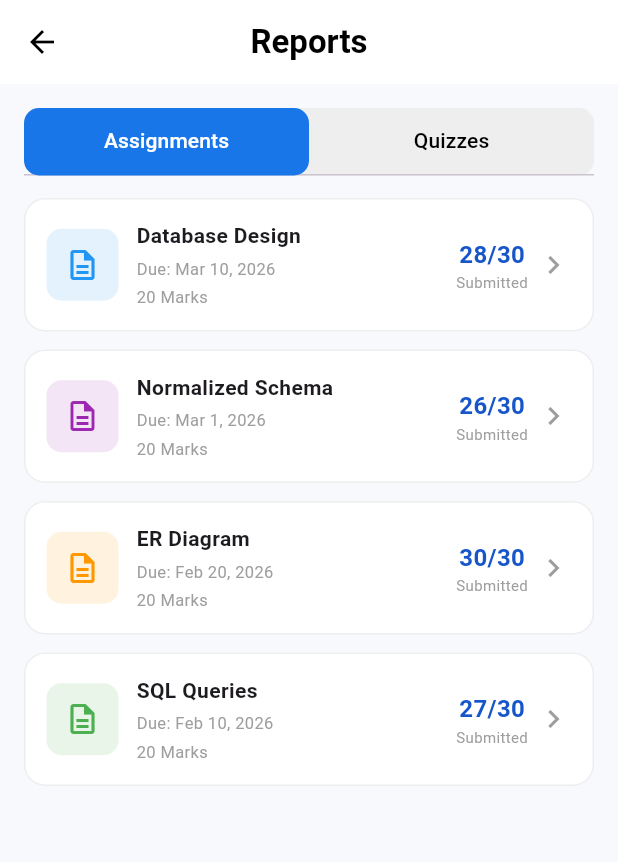
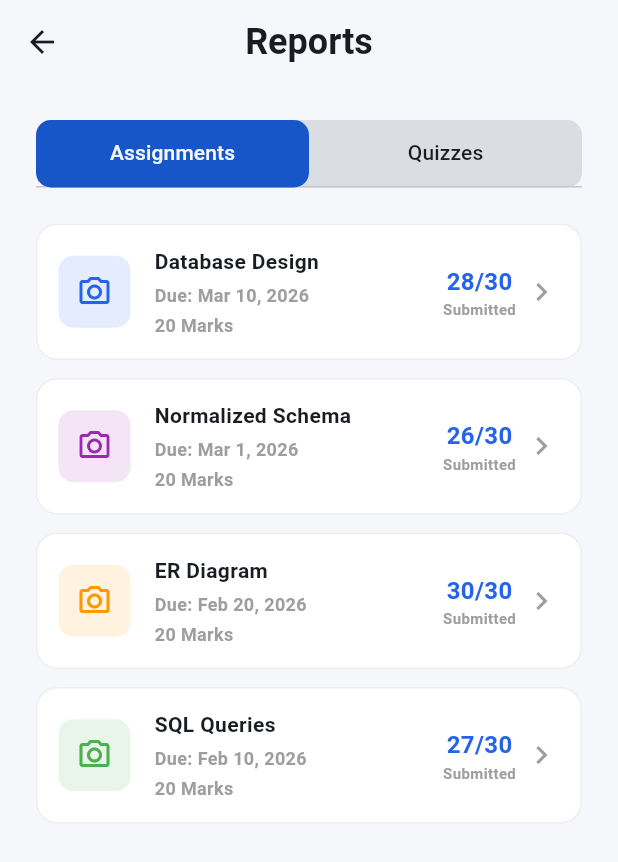
Before and after one commit to Masaud-Ahmad/XwanEdu, a Flutter app: the TeacherReportScreen screen opened directly, on a phone screen of 412 x 824 dp. Shown: the top 862 px of the screen. Run offline on Flutter 3.47's test engine with Material 3 defaults, Android fonts, the phone set to English and light mode, and no system bars; our stand-ins replace get, lottie.

Commit message:
Make reusable widget in teacher screen and set small components

```diff
--- a/lib/constant/colors.dart
+++ b/lib/constant/colors.dart
@@ -47,4 +47,6 @@ class AppColors {
 
   static const Color info = Color(0xFF2563EB);
   static const Color infoLight = Color(0xFFDBEAFE);
+
+  static const Color greyColor = Colors.grey;
 }
--- a/lib/feature/classroom/view/specificclass/widgets/gridviewitems.dart
+++ b/lib/feature/classroom/view/specificclass/widgets/gridviewitems.dart
@@ -6,7 +6,6 @@ import 'package:xwanedu/constant/colors.dart';
 import 'package:xwanedu/constant/size.dart';
 import 'package:xwanedu/constant/text_constant.dart';
 import 'package:xwanedu/feature/assignment/view/teacher/teacher_assignment.dart';
-import 'package:xwanedu/feature/report/view/students/students_report.dart';
 import 'package:xwanedu/feature/report/view/teacher/teacher_report.dart';
 import 'package:xwanedu/feature/resources/resources.dart';
 
--- a/lib/feature/report/view/teacher/teacher_give_marks.dart
+++ b/lib/feature/report/view/teacher/teacher_give_marks.dart
@@ -1,4 +1,5 @@
 import 'package:flutter/material.dart';
+import 'package:xwanedu/feature/report/view/teacher/widget/students_marks_card.dart';
 
 class GiveMarksScreen extends StatelessWidget {
   const GiveMarksScreen({
@@ -105,7 +106,7 @@ class GiveMarksScreen extends StatelessWidget {
             Expanded(
               child: ListView(
                 children: [
-                  studentMarkTile(
+                  StudentMarkTile(
                     name: 'Ahmed Khan',
                     rollNumber: '23PWCSE2210',
                     initials: 'AH',
@@ -114,7 +115,7 @@ class GiveMarksScreen extends StatelessWidget {
                     color: Colors.blue,
                   ),
 
-                  studentMarkTile(
+                  StudentMarkTile(
                     name: 'Sara Ali',
                     rollNumber: '23PWCSE2211',
                     initials: 'SA',
@@ -123,7 +124,7 @@ class GiveMarksScreen extends StatelessWidget {
                     color: Colors.purple,
                   ),
 
-                  studentMarkTile(
+                  StudentMarkTile(
                     name: 'Fatima Ahmad',
                     rollNumber: '23PWCSE2212',
                     initials: 'FA',
@@ -132,7 +133,7 @@ class GiveMarksScreen extends StatelessWidget {
                     color: Colors.green,
                   ),
 
-                  studentMarkTile(
+                  StudentMarkTile(
                     name: 'Hamza Raza',
                     rollNumber: '23PWCSE2213',
                     initials: 'HA',
@@ -141,7 +142,7 @@ class GiveMarksScreen extends StatelessWidget {
                     color: Colors.orange,
                   ),
 
-                  studentMarkTile(
+                  StudentMarkTile(
                     name: 'Ayesha Latif',
                     rollNumber: '23PWCSE2214',
                     initials: 'AL',
@@ -183,82 +184,8 @@ class GiveMarksScreen extends StatelessWidget {
       ),
     );
   }
+}
 
   // ============================================
   // STUDENT TILE
   // ============================================
-
-  Widget studentMarkTile({
-    required String name,
-    required String rollNumber,
-    required String initials,
-    required String marks,
-    required int totalMarks,
-    required Color color,
-  }) {
-    return Padding(
-      padding: const EdgeInsets.only(bottom: 15),
-
-      child: Row(
-        children: [
-          // STUDENT AVATAR
-          CircleAvatar(
-            radius: 22,
-
-            backgroundColor: color.withValues(alpha: 0.15),
-
-            child: Text(
-              initials,
-              style: TextStyle(color: color, fontWeight: FontWeight.bold),
-            ),
-          ),
-
-          const SizedBox(width: 12),
-
-          // STUDENT DETAILS
-          Expanded(
-            child: Column(
-              crossAxisAlignment: CrossAxisAlignment.start,
-
-              children: [
-                Text(name, style: const TextStyle(fontWeight: FontWeight.w600)),
-
-                const SizedBox(height: 3),
-
-                Text(
-                  rollNumber,
-                  style: const TextStyle(color: Colors.grey, fontSize: 11),
-                ),
-              ],
-            ),
-          ),
-
-          // MARKS FIELD
-          SizedBox(
-            width: 55,
-            height: 42,
-
-            child: TextField(
-              textAlign: TextAlign.center,
-              keyboardType: TextInputType.number,
-
-              decoration: InputDecoration(
-                hintText: marks,
-
-                contentPadding: EdgeInsets.zero,
-
-                border: OutlineInputBorder(
-                  borderRadius: BorderRadius.circular(8),
-                ),
-              ),
-            ),
-          ),
-
-          const SizedBox(width: 6),
-
-          Text('/$totalMarks', style: const TextStyle(color: Colors.grey)),
-        ],
-      ),
-    );
-  }
-}
--- a/lib/feature/report/view/teacher/teacher_report.dart
+++ b/lib/feature/report/view/teacher/teacher_report.dart
@@ -1,5 +1,8 @@
 import 'package:flutter/material.dart';
-import 'package:xwanedu/feature/report/view/teacher/teacher_give_marks.dart';
+import 'package:xwanedu/common/widgets/edutext/edutext.dart';
+import 'package:xwanedu/constant/colors.dart';
+import 'package:xwanedu/constant/size.dart';
+import 'package:xwanedu/feature/report/view/teacher/widget/report_card.dart';
 
 class TeacherReportScreen extends StatefulWidget {
   const TeacherReportScreen({super.key});
@@ -14,21 +17,22 @@ class _TeacherReportScreenState extends State<TeacherReportScreen> {
     return DefaultTabController(
       length: 2,
       child: Scaffold(
-        backgroundColor: const Color(0xFFF8F9FC),
+        backgroundColor: AppColors.background,
 
         appBar: AppBar(
-          backgroundColor: Colors.white,
-          foregroundColor: Colors.black,
+          backgroundColor: AppColors.background,
+          foregroundColor: AppColors.onSurface,
           elevation: 0,
           centerTitle: true,
-          title: const Text(
-            'Reports',
-            style: TextStyle(fontWeight: FontWeight.bold),
+          title: const EduText(
+            name: 'Reports',
+            fontSize: SizeConstant.lg,
+            fontcolor: AppColors.onSurface,
           ),
         ),
 
         body: Padding(
-          padding: const EdgeInsets.all(16),
+          padding: const EdgeInsets.all(SizeConstant.lg),
 
           child: Column(
             children: [
@@ -36,7 +40,7 @@ class _TeacherReportScreenState extends State<TeacherReportScreen> {
               Container(
                 height: 45,
                 decoration: BoxDecoration(
-                  color: Colors.grey.shade200,
+                  color: const Color.fromARGB(255, 218, 221, 226),
                   borderRadius: BorderRadius.circular(10),
                 ),
 
@@ -44,12 +48,12 @@ class _TeacherReportScreenState extends State<TeacherReportScreen> {
                   indicatorSize: TabBarIndicatorSize.tab,
 
                   indicator: BoxDecoration(
-                    color: const Color(0xFF1976E8),
+                    color: AppColors.primary,
                     borderRadius: BorderRadius.circular(10),
                   ),
 
-                  labelColor: Colors.white,
-                  unselectedLabelColor: Colors.black,
+                  labelColor: AppColors.background,
+                  unselectedLabelColor: AppColors.onSurface,
 
                   tabs: const [
                     Tab(text: 'Assignments'),
@@ -58,7 +62,7 @@ class _TeacherReportScreenState extends State<TeacherReportScreen> {
                 ),
               ),
 
-              const SizedBox(height: 15),
+              const SizedBox(height: SizeConstant.lg),
 
               Expanded(
                 child: TabBarView(
@@ -68,18 +72,16 @@ class _TeacherReportScreenState extends State<TeacherReportScreen> {
                     // =====================================
                     ListView(
                       children: [
-                        reportCard(
-                          context: context,
+                        ReportCard(
                           title: 'Database Design',
                           date: 'Due: Mar 10, 2026',
                           marks: '20 Marks',
                           submitted: '28/30',
-                          color: Colors.blue,
+                          color: AppColors.info,
                           totalMarks: 20,
                         ),
 
-                        reportCard(
-                          context: context,
+                        ReportCard(
                           title: 'Normalized Schema',
                           date: 'Due: Mar 1, 2026',
                           marks: '20 Marks',
@@ -88,8 +90,7 @@ class _TeacherReportScreenState extends State<TeacherReportScreen> {
                           totalMarks: 20,
                         ),
 
-                        reportCard(
-                          context: context,
+                        ReportCard(
                           title: 'ER Diagram',
                           date: 'Due: Feb 20, 2026',
                           marks: '20 Marks',
@@ -98,8 +99,7 @@ class _TeacherReportScreenState extends State<TeacherReportScreen> {
                           totalMarks: 20,
                         ),
 
-                        reportCard(
-                          context: context,
+                        ReportCard(
                           title: 'SQL Queries',
                           date: 'Due: Feb 10, 2026',
                           marks: '20 Marks',
@@ -115,18 +115,16 @@ class _TeacherReportScreenState extends State<TeacherReportScreen> {
                     // =====================================
                     ListView(
                       children: [
-                        reportCard(
-                          context: context,
+                        ReportCard(
                           title: 'Quiz 1',
                           date: 'Mar 12, 2026',
                           marks: '10 Marks',
                           submitted: '28/30',
-                          color: Colors.blue,
+                          color: AppColors.primary,
                           totalMarks: 10,
                         ),
 
-                        reportCard(
-                          context: context,
+                        ReportCard(
                           title: 'Quiz 2',
                           date: 'Mar 5, 2026',
                           marks: '10 Marks',
@@ -135,8 +133,7 @@ class _TeacherReportScreenState extends State<TeacherReportScreen> {
                           totalMarks: 10,
                         ),
 
-                        reportCard(
-                          context: context,
+                        ReportCard(
                           title: 'Quiz 3',
                           date: 'Feb 25, 2026',
                           marks: '10 Marks',
@@ -145,8 +142,7 @@ class _TeacherReportScreenState extends State<TeacherReportScreen> {
                           totalMarks: 10,
                         ),
 
-                        reportCard(
-                          context: context,
+                        ReportCard(
                           title: 'Quiz 4',
                           date: 'Feb 15, 2026',
                           marks: '10 Marks',
@@ -165,110 +161,4 @@ class _TeacherReportScreenState extends State<TeacherReportScreen> {
       ),
     );
   }
-
-  // ============================================
-  Widget reportCard({
-    required BuildContext context,
-    required String title,
-    required String date,
-    required String marks,
-    required String submitted,
-    required Color color,
-    required int totalMarks,
-  }) {
-    return GestureDetector(
-      onTap: () {
-        Navigator.push(
-          context,
-          MaterialPageRoute(
-            builder: (_) =>
-                GiveMarksScreen(title: title, totalMarks: totalMarks),
-          ),
-        );
-      },
-
-      child: Container(
-        margin: const EdgeInsets.only(bottom: 12),
-        padding: const EdgeInsets.all(14),
-
-        decoration: BoxDecoration(
-          color: Colors.white,
-          borderRadius: BorderRadius.circular(14),
-          border: Border.all(color: Colors.grey.shade200),
-        ),
-
-        child: Row(
-          children: [
-            // ICON
-            Container(
-              height: 48,
-              width: 48,
-
-              decoration: BoxDecoration(
-                color: color.withValues(alpha: 0.12),
-                borderRadius: BorderRadius.circular(10),
-              ),
-
-              child: Icon(Icons.description_outlined, color: color),
-            ),
-
-            const SizedBox(width: 12),
-
-            // INFORMATION
-            Expanded(
-              child: Column(
-                crossAxisAlignment: CrossAxisAlignment.start,
-                children: [
-                  Text(
-                    title,
-                    style: const TextStyle(
-                      fontWeight: FontWeight.bold,
-                      fontSize: 14,
-                    ),
-                  ),
-
-                  const SizedBox(height: 4),
-
-                  Text(
-                    date,
-                    style: const TextStyle(color: Colors.grey, fontSize: 11),
-                  ),
-
-                  const SizedBox(height: 3),
-
-                  Text(
-                    marks,
-                    style: const TextStyle(color: Colors.grey, fontSize: 11),
-                  ),
-                ],
-              ),
-            ),
-
-            // SUBMITTED
-            Column(
-              children: [
-                Text(
-                  submitted,
-                  style: const TextStyle(
-                    color: Color(0xFF1656C9),
-                    fontWeight: FontWeight.bold,
-                    fontSize: 16,
-                  ),
-                ),
-
-                const Text(
-                  'Submitted',
-                  style: TextStyle(color: Colors.grey, fontSize: 10),
-                ),
-              ],
-            ),
-
-            const SizedBox(width: 5),
-
-            const Icon(Icons.chevron_right, color: Colors.grey),
-          ],
-        ),
-      ),
-    );
-  }
 }
--- a/lib/feature/report/view/teacher/widget/report_card.dart
+++ b/lib/feature/report/view/teacher/widget/report_card.dart
@@ -0,0 +1,127 @@
+import 'package:flutter/material.dart';
+import 'package:xwanedu/common/widgets/edu_icon/edu_icon.dart';
+import 'package:xwanedu/common/widgets/edutext/edutext.dart';
+import 'package:xwanedu/constant/colors.dart';
+import 'package:xwanedu/constant/size.dart';
+import 'package:xwanedu/feature/report/view/teacher/teacher_give_marks.dart';
+
+class ReportCard extends StatelessWidget {
+  const ReportCard({
+    super.key,
+    required this.title,
+    required this.date,
+    required this.marks,
+    required this.submitted,
+    required this.color,
+    required this.totalMarks,
+  });
+
+  final String title;
+  final String date;
+  final String marks;
+  final String submitted;
+  final Color color;
+  final int totalMarks;
+
+  @override
+  Widget build(BuildContext context) {
+    return GestureDetector(
+      onTap: () {
+        Navigator.push(
+          context,
+          MaterialPageRoute(
+            builder: (_) =>
+                GiveMarksScreen(title: title, totalMarks: totalMarks),
+          ),
+        );
+      },
+
+      child: Container(
+        margin: const EdgeInsets.only(bottom: 12),
+        padding: const EdgeInsets.all(14),
+
+        decoration: BoxDecoration(
+          color: Colors.white,
+          borderRadius: BorderRadius.circular(14),
+          border: Border.all(color: Colors.grey.shade200),
+        ),
+
+        child: Row(
+          children: [
+            // Icon
+            Container(
+              height: SizeConstant.lg * 2,
+              width: SizeConstant.lg * 2,
+
+              decoration: BoxDecoration(
+                color: color.withValues(alpha: 0.12),
+                borderRadius: BorderRadius.circular(10),
+              ),
+
+              child: EduIcon(
+                borderVisible: false,
+                iconsize: SizeConstant.iconMd,
+                iconcolor: color,
+                isVisible: false,
+              ),
+            ),
+
+            const SizedBox(width: SizeConstant.md),
+
+            // Assignment / Quiz Information
+            Expanded(
+              child: Column(
+                crossAxisAlignment: CrossAxisAlignment.start,
+
+                children: [
+                  EduText(
+                    name: title,
+                    fontSize: SizeConstant.fontSizeSm + 2,
+                    fontcolor: AppColors.onSurface,
+                  ),
+
+                  const SizedBox(height: 4),
+
+                  EduText(
+                    name: date,
+                    fontSize: SizeConstant.fontSizeSm,
+                    fontcolor: AppColors.greyColor,
+                  ),
+
+                  const SizedBox(height: 3),
+
+                  EduText(
+                    name: marks,
+                    fontSize: SizeConstant.fontSizeSm,
+                    fontcolor: AppColors.greyColor,
+                  ),
+                ],
+              ),
+            ),
+
+            // Submitted Count
+            Column(
+              children: [
+                EduText(
+                  name: submitted,
+                  fontSize: SizeConstant.fontSizeMd,
+                  fontcolor: AppColors.info,
+                ),
+
+                const EduText(
+                  name: 'Submitted',
+                  fontSize: SizeConstant.fontSizeSm - 2,
+                  fontcolor: AppColors.greyColor,
+                ),
+              ],
+            ),
+
+            const SizedBox(width: 5),
+
+            const Icon(Icons.chevron_right, color: Colors.grey),
+          ],
+        ),
+      ),
+    );
+  }
+}
--- a/lib/feature/report/view/teacher/widget/students_marks_card.dart
+++ b/lib/feature/report/view/teacher/widget/students_marks_card.dart
@@ -0,0 +1,86 @@
+import 'package:flutter/material.dart';
+
+class StudentMarkTile extends StatelessWidget {
+  const StudentMarkTile({
+    super.key,
+    required this.name,
+    required this.rollNumber,
+    required this.initials,
+    required this.marks,
+    required this.totalMarks,
+    required this.color,
+  });
+
+  final String name;
+  final String rollNumber;
+  final String initials;
+  final String marks;
+  final int totalMarks;
+  final Color color;
+
+  @override
+  Widget build(BuildContext context) {
+    return Padding(
+      padding: const EdgeInsets.only(bottom: 15),
+
+      child: Row(
+        children: [
+          // Student Avatar
+          CircleAvatar(
+            radius: 22,
+            backgroundColor: color.withValues(alpha: 0.15),
+
+            child: Text(
+              initials,
+              style: TextStyle(color: color, fontWeight: FontWeight.bold),
+            ),
+          ),
+
+          const SizedBox(width: 12),
+
+          // Student Details
+          Expanded(
+            child: Column(
+              crossAxisAlignment: CrossAxisAlignment.start,
+
+              children: [
+                Text(name, style: const TextStyle(fontWeight: FontWeight.w600)),
+
+                const SizedBox(height: 3),
+
+                Text(
+                  rollNumber,
+                  style: const TextStyle(color: Colors.grey, fontSize: 11),
+                ),
+              ],
+            ),
+          ),
+
+          // Marks Field
+          SizedBox(
+            width: 55,
+            height: 42,
+
+            child: TextField(
+              textAlign: TextAlign.center,
+              keyboardType: TextInputType.number,
+
+              decoration: InputDecoration(
+                hintText: marks,
+                contentPadding: EdgeInsets.zero,
+
+                border: OutlineInputBorder(
+                  borderRadius: BorderRadius.circular(8),
+                ),
+              ),
+            ),
+          ),
+
+          const SizedBox(width: 6),
+
+          Text('/$totalMarks', style: const TextStyle(color: Colors.grey)),
+        ],
+      ),
+    );
+  }
+}
```
